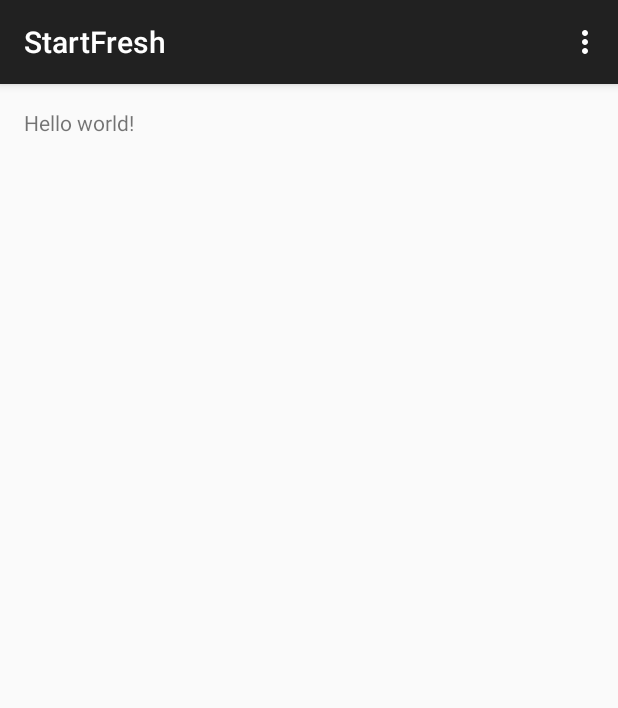
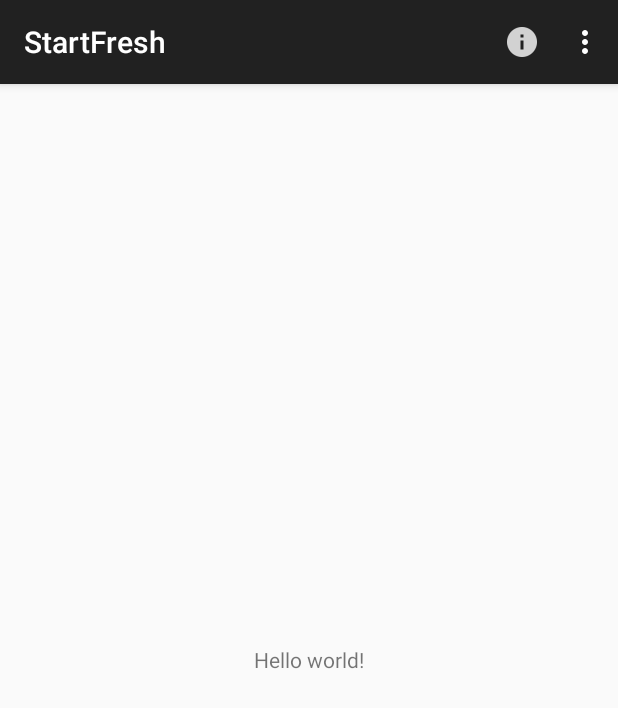
Before and after one commit to blandocs/StartFresh, an Android app: the screen it shows after launch (MainActivity), on a phone screen of 412 x 824 dp. Shown: the top 708 px of the screen. Run offline under Robolectric (Android 15) with nearby library versions, the phone set to English and light mode, and no system bars.

Commit message:
Add info icon

```diff
--- a/app/src/main/res/layout/activity_main.xml
+++ b/app/src/main/res/layout/activity_main.xml
@@ -6,6 +6,8 @@
     android:paddingBottom="@dimen/activity_vertical_margin" tools:context=".MainActivity">
 
     <TextView android:text="@string/hello_world" android:layout_width="wrap_content"
-        android:layout_height="wrap_content" />
+        android:layout_height="wrap_content"
+        android:layout_centerVertical="true"
+        android:layout_centerHorizontal="true" />
 
 </RelativeLayout>
--- a/app/src/main/res/menu/menu_main.xml
+++ b/app/src/main/res/menu/menu_main.xml
@@ -3,4 +3,8 @@
     xmlns:tools="http://schemas.android.com/tools" tools:context=".MainActivity">
     <item android:id="@+id/action_settings" android:title="@string/action_settings"
         android:orderInCategory="100" app:showAsAction="never" />
+    <item android:id="@+id/action_info"
+        android:icon="@drawable/ic_info"
+        android:title="@string/action_info"
+        app:showAsAction="ifRoom" />
 </menu>
--- a/app/src/main/res/values/strings.xml
+++ b/app/src/main/res/values/strings.xml
@@ -3,4 +3,5 @@
 
     <string name="hello_world">Hello world!</string>
     <string name="action_settings">Settings</string>
+    <string name="action_info">Info</string>
 </resources>
```
Also changed, not shown: app/src/main/res/drawable-hdpi/ic_info.png (added), app/src/main/res/drawable-mdpi/ic_info.png (added), app/src/main/res/drawable-xhdpi/ic_info.png (added), app/src/main/res/drawable-xxhdpi/ic_info.png (added), 1 other file.
